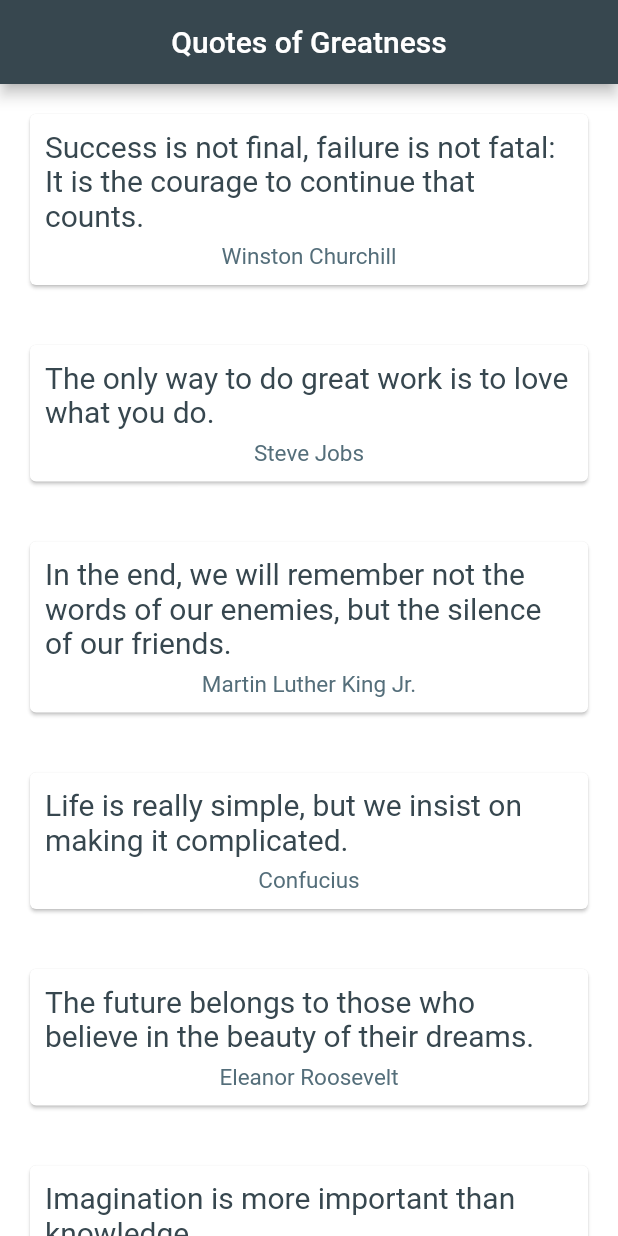
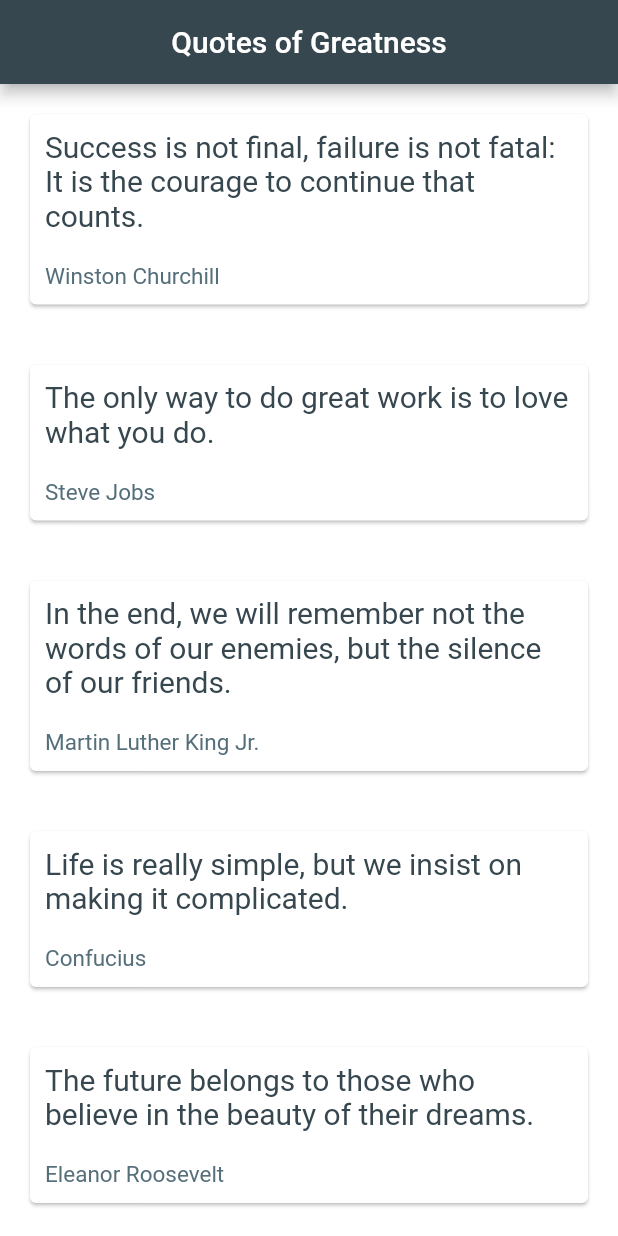
Before and after one commit to CovenantJunior/quote_list, a Flutter app: the screen it shows after launch, on a phone screen of 412 x 824 dp. Run offline on Flutter 3.47's test engine with Material 2 defaults, Android fonts, the phone set to English and light mode, and no system bars.

Commit message:
Axis alignment and sized box

```diff
--- a/lib/main.dart
+++ b/lib/main.dart
@@ -55,6 +55,7 @@ class _QuoteListState extends State<QuoteList> {
       child: Padding(
         padding: const EdgeInsets.all(10.0),
         child: Column(
+          crossAxisAlignment: CrossAxisAlignment.stretch,
           children: <Widget>[
             Text(
               quote.quote,
@@ -64,7 +65,7 @@ class _QuoteListState extends State<QuoteList> {
               ),
             ),
             const SizedBox(
-              height: 7,
+              height: 20,
             ),
             Text(
               quote.author,
```
